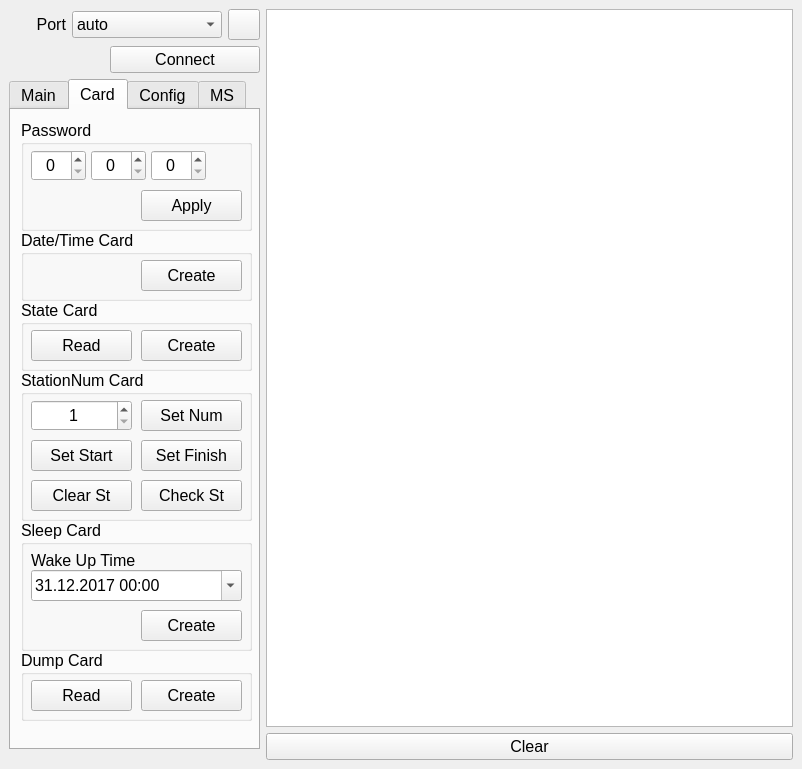
Above: design.ui from sembruk/SportiduinoPQ before the change. Below: the same form after it.
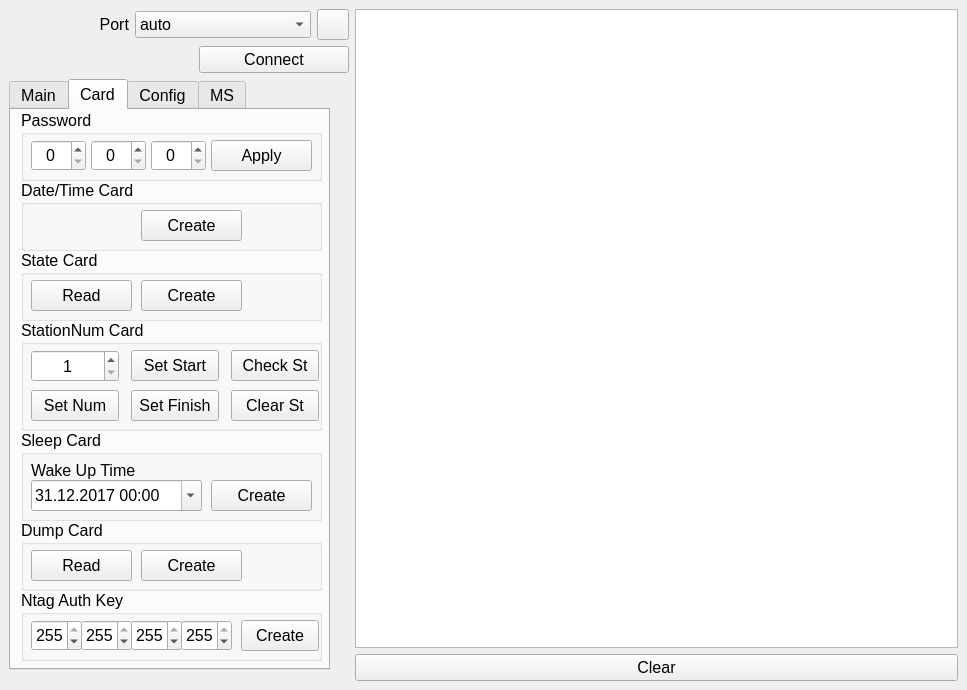
That is the form after the change. The open tabs and pages were chosen to show the change.

Commit message: Master card for writing authentication Ntag password

```diff
--- a/design.ui
+++ b/design.ui
@@ -6,8 +6,8 @@
    <rect>
     <x>0</x>
     <y>0</y>
-    <width>802</width>
-    <height>769</height>
+    <width>967</width>
+    <height>690</height>
    </rect>
   </property>
   <property name="windowTitle">
@@ -27,6 +27,18 @@
           <property name="enabled">
            <bool>true</bool>
           </property>
+          <property name="sizePolicy">
+           <sizepolicy hsizetype="Minimum" vsizetype="Preferred">
+            <horstretch>0</horstretch>
+            <verstretch>0</verstretch>
+           </sizepolicy>
+          </property>
+          <property name="minimumSize">
+           <size>
+            <width>120</width>
+            <height>0</height>
+           </size>
+          </property>
           <property name="font">
            <font>
             <pointsize>12</pointsize>
@@ -53,7 +65,7 @@
           </property>
           <property name="minimumSize">
            <size>
-            <width>150</width>
+            <width>176</width>
             <height>0</height>
            </size>
           </property>
@@ -151,25 +163,22 @@
           <rect>
            <x>0</x>
            <y>0</y>
-           <width>251</width>
-           <height>670</height>
+           <width>321</width>
+           <height>591</height>
           </rect>
          </property>
          <widget class="QTabWidget" name="Log">
+          <property name="enabled">
+           <bool>true</bool>
+          </property>
           <property name="geometry">
            <rect>
             <x>0</x>
             <y>0</y>
-            <width>251</width>
-            <height>671</height>
+            <width>321</width>
+            <height>591</height>
            </rect>
           </property>
-          <property name="sizePolicy">
-           <sizepolicy hsizetype="Minimum" vsizetype="Expanding">
-            <horstretch>0</horstretch>
-            <verstretch>0</verstretch>
-           </sizepolicy>
-          </property>
           <property name="minimumSize">
            <size>
             <width>0</width>
@@ -438,9 +447,9 @@
             <property name="geometry">
              <rect>
               <x>10</x>
-              <y>410</y>
-              <width>231</width>
-              <height>131</height>
+              <y>320</y>
+              <width>301</width>
+              <height>91</height>
              </rect>
             </property>
             <property name="locale">
@@ -452,8 +461,8 @@
             <widget class="QPushButton" name="sleepCardButton">
              <property name="geometry">
               <rect>
-               <x>120</x>
-               <y>90</y>
+               <x>190</x>
+               <y>50</y>
                <width>101</width>
                <height>31</height>
               </rect>
@@ -473,7 +482,7 @@
               <rect>
                <x>10</x>
                <y>50</y>
-               <width>211</width>
+               <width>171</width>
                <height>31</height>
               </rect>
              </property>
@@ -515,8 +524,8 @@
             <property name="geometry">
              <rect>
               <x>10</x>
-              <y>540</y>
-              <width>231</width>
+              <y>410</y>
+              <width>301</width>
               <height>71</height>
              </rect>
             </property>
@@ -574,9 +583,9 @@
             <property name="geometry">
              <rect>
               <x>10</x>
-              <y>260</y>
-              <width>231</width>
-              <height>151</height>
+              <y>210</y>
+              <width>301</width>
+              <height>111</height>
              </rect>
             </property>
             <property name="locale">
@@ -588,9 +597,9 @@
             <widget class="QPushButton" name="setNumButton">
              <property name="geometry">
               <rect>
-               <x>120</x>
-               <y>30</y>
-               <width>101</width>
+               <x>10</x>
+               <y>70</y>
+               <width>88</width>
                <height>31</height>
               </rect>
              </property>
@@ -607,9 +616,9 @@
             <widget class="QPushButton" name="setStartButton">
              <property name="geometry">
               <rect>
-               <x>10</x>
-               <y>70</y>
-               <width>101</width>
+               <x>110</x>
+               <y>30</y>
+               <width>88</width>
                <height>31</height>
               </rect>
              </property>
@@ -626,9 +635,9 @@
             <widget class="QPushButton" name="setFinishButton">
              <property name="geometry">
               <rect>
-               <x>120</x>
+               <x>110</x>
                <y>70</y>
-               <width>101</width>
+               <width>88</width>
                <height>31</height>
               </rect>
              </property>
@@ -645,9 +654,9 @@
             <widget class="QPushButton" name="checkStButton">
              <property name="geometry">
               <rect>
-               <x>120</x>
-               <y>110</y>
-               <width>101</width>
+               <x>210</x>
+               <y>30</y>
+               <width>88</width>
                <height>31</height>
               </rect>
              </property>
@@ -669,9 +678,9 @@
             <widget class="QPushButton" name="clearStButton">
              <property name="geometry">
               <rect>
-               <x>10</x>
-               <y>110</y>
-               <width>101</width>
+               <x>210</x>
+               <y>70</y>
+               <width>88</width>
                <height>31</height>
               </rect>
              </property>
@@ -695,8 +704,8 @@
               <rect>
                <x>10</x>
                <y>30</y>
-               <width>101</width>
-               <height>31</height>
+               <width>88</width>
+               <height>32</height>
               </rect>
              </property>
              <property name="frame">
@@ -717,8 +726,8 @@
             <property name="geometry">
              <rect>
               <x>10</x>
-              <y>120</y>
-              <width>231</width>
+              <y>70</y>
+              <width>301</width>
               <height>71</height>
              </rect>
             </property>
@@ -752,8 +761,8 @@
             <property name="geometry">
              <rect>
               <x>10</x>
-              <y>190</y>
-              <width>231</width>
+              <y>140</y>
+              <width>301</width>
               <height>71</height>
              </rect>
             </property>
@@ -806,9 +815,9 @@
             <property name="geometry">
              <rect>
               <x>10</x>
-              <y>10</y>
-              <width>231</width>
-              <height>111</height>
+              <y>0</y>
+              <width>301</width>
+              <height>71</height>
              </rect>
             </property>
             <property name="toolTip">
@@ -823,8 +832,8 @@
             <widget class="QPushButton" name="applyPwdButton">
              <property name="geometry">
               <rect>
-               <x>120</x>
-               <y>70</y>
+               <x>190</x>
+               <y>30</y>
                <width>101</width>
                <height>31</height>
               </rect>
@@ -894,6 +903,126 @@
              </property>
             </widget>
            </widget>
+           <widget class="QGroupBox" name="groupBox_11">
+            <property name="geometry">
+             <rect>
+              <x>10</x>
+              <y>480</y>
+              <width>301</width>
+              <height>71</height>
+             </rect>
+            </property>
+            <property name="title">
+             <string>Ntag Auth Key</string>
+            </property>
+            <widget class="QSpinBox" name="sbAuthPwd1">
+             <property name="geometry">
+              <rect>
+               <x>10</x>
+               <y>30</y>
+               <width>51</width>
+               <height>31</height>
+              </rect>
+             </property>
+             <property name="frame">
+              <bool>true</bool>
+             </property>
+             <property name="alignment">
+              <set>Qt::AlignCenter</set>
+             </property>
+             <property name="maximum">
+              <number>255</number>
+             </property>
+             <property name="value">
+              <number>255</number>
+             </property>
+            </widget>
+            <widget class="QSpinBox" name="sbAuthPwd2">
+             <property name="geometry">
+              <rect>
+               <x>60</x>
+               <y>30</y>
+               <width>51</width>
+               <height>31</height>
+              </rect>
+             </property>
+             <property name="frame">
+              <bool>true</bool>
+             </property>
+             <property name="alignment">
+              <set>Qt::AlignCenter</set>
+             </property>
+             <property name="maximum">
+              <number>255</number>
+             </property>
+             <property name="value">
+              <number>255</number>
+             </property>
+            </widget>
+            <widget class="QSpinBox" name="sbAuthPwd3">
+             <property name="geometry">
+              <rect>
+               <x>110</x>
+               <y>30</y>
+               <width>51</width>
+               <height>31</height>
+              </rect>
+             </property>
+             <property name="frame">
+              <bool>true</bool>
+             </property>
+             <property name="alignment">
+              <set>Qt::AlignCenter</set>
+             </property>
+             <property name="maximum">
+              <number>255</number>
+             </property>
+             <property name="value">
+              <number>255</number>
+             </property>
+            </widget>
+            <widget class="QSpinBox" name="sbAuthPwd4">
+             <property name="geometry">
+              <rect>
+               <x>160</x>
+               <y>30</y>
+               <width>51</width>
+               <height>31</height>
+              </rect>
+             </property>
+             <property name="frame">
+              <bool>true</bool>
+             </property>
+             <property name="alignment">
+              <set>Qt::AlignCenter</set>
+             </property>
+             <property name="maximum">
+              <number>255</number>
+             </property>
+             <property name="value">
+              <number>255</number>
+             </property>
+            </widget>
+            <widget class="QPushButton" name="authPasswordCardButton">
+             <property name="geometry">
+              <rect>
+               <x>220</x>
+               <y>30</y>
+               <width>78</width>
+               <height>31</height>
+              </rect>
+             </property>
+             <property name="toolTip">
+              <string>Creates the master card to read punches log of a base station</string>
+             </property>
+             <property name="locale">
+              <locale language="English" country="UnitedStates"/>
+             </property>
+             <property name="text">
+              <string>Create</string>
+             </property>
+            </widget>
+           </widget>
           </widget>
           <widget class="QWidget" name="tab_3">
            <attribute name="title">
```
Left out of the diff: 76 changed lines with no effect on the pictures. The commit also changes 6 other files.
